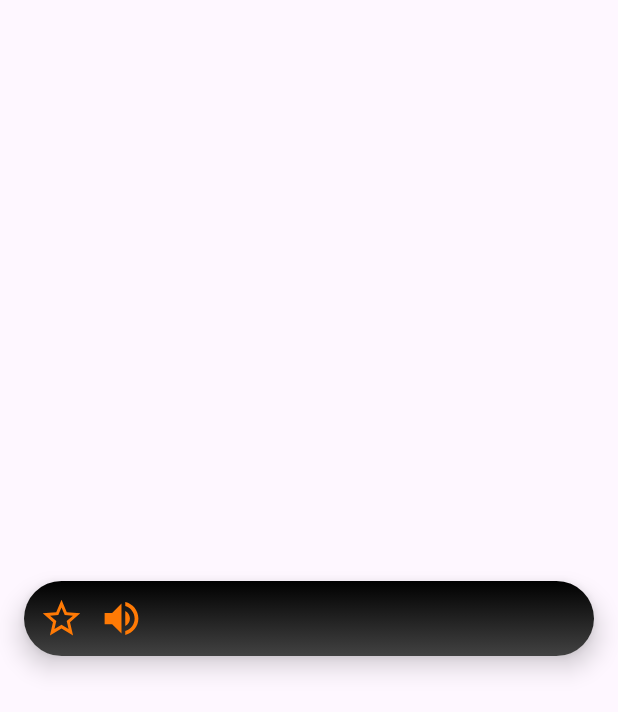
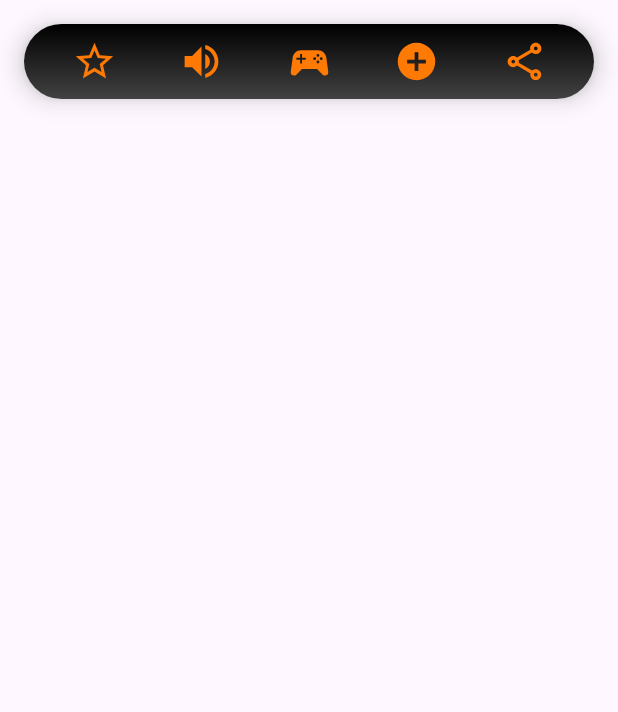
Before and after one commit to IsraelMerlyn/JuegoBotella, an Android app: the layout content_menu.xml on its own in the app's theme, with its tools: preview values and no code run, on a phone screen of 412 x 824 dp. Shown: the top 712 px of the screen. Run offline under Robolectric (Android 15) with nearby library versions, the phone set to English and light mode, and no system bars.

Commit message:
Tasks #0.0.11 Implementando IMG card menu p3

```diff
--- /dev/null
+++ b/app/src/main/res/drawable/ic_agregar_reto.xml
@@ -0,0 +1,8 @@
+<?xml version="1.0" encoding="utf-8"?>
+<vector xmlns:android="http://schemas.android.com/apk/res/android"
+    android:height="30dp"
+    android:width="30dp"
+    android:viewportWidth="24"
+    android:viewportHeight="24">
+    <path android:fillColor="@color/color_general" android:pathData="M17,13H13V17H11V13H7V11H11V7H13V11H17M12,2A10,10 0 0,0 2,12A10,10 0 0,0 12,22A10,10 0 0,0 22,12A10,10 0 0,0 12,2Z" />
+</vector>
--- /dev/null
+++ b/app/src/main/res/drawable/ic_compartir.xml
@@ -0,0 +1,8 @@
+<?xml version="1.0" encoding="utf-8"?>
+<vector xmlns:android="http://schemas.android.com/apk/res/android"
+    android:height="30dp"
+    android:width="30dp"
+    android:viewportWidth="24"
+    android:viewportHeight="24">
+    <path android:fillColor="@color/color_general" android:pathData="M18 16.08C17.24 16.08 16.56 16.38 16.04 16.85L8.91 12.7C8.96 12.47 9 12.24 9 12S8.96 11.53 8.91 11.3L15.96 7.19C16.5 7.69 17.21 8 18 8C19.66 8 21 6.66 21 5S19.66 2 18 2 15 3.34 15 5C15 5.24 15.04 5.47 15.09 5.7L8.04 9.81C7.5 9.31 6.79 9 6 9C4.34 9 3 10.34 3 12S4.34 15 6 15C6.79 15 7.5 14.69 8.04 14.19L15.16 18.34C15.11 18.55 15.08 18.77 15.08 19C15.08 20.61 16.39 21.91 18 21.91S20.92 20.61 20.92 19C20.92 17.39 19.61 16.08 18 16.08M18 4C18.55 4 19 4.45 19 5S18.55 6 18 6 17 5.55 17 5 17.45 4 18 4M6 13C5.45 13 5 12.55 5 12S5.45 11 6 11 7 11.45 7 12 6.55 13 6 13M18 20C17.45 20 17 19.55 17 19S17.45 18 18 18 19 18.45 19 19 18.55 20 18 20Z" />
+</vector>
--- /dev/null
+++ b/app/src/main/res/drawable/ic_no_volumen.xml
@@ -0,0 +1,9 @@
+<?xml version="1.0" encoding="utf-8"?>
+<?xml version="1.0" encoding="utf-8"?>
+<vector xmlns:android="http://schemas.android.com/apk/res/android"
+    android:height="30dp"
+    android:width="30dp"
+    android:viewportWidth="24"
+    android:viewportHeight="24">
+    <path android:fillColor="@color/color_general" android:pathData="M12,4L9.91,6.09L12,8.18M4.27,3L3,4.27L7.73,9H3V15H7L12,20V13.27L16.25,17.53C15.58,18.04 14.83,18.46 14,18.7V20.77C15.38,20.45 16.63,19.82 17.68,18.96L19.73,21L21,19.73L12,10.73M19,12C19,12.94 18.8,13.82 18.46,14.64L19.97,16.15C20.62,14.91 21,13.5 21,12C21,7.72 18,4.14 14,3.23V5.29C16.89,6.15 19,8.83 19,12M16.5,12C16.5,10.23 15.5,8.71 14,7.97V10.18L16.45,12.63C16.5,12.43 16.5,12.21 16.5,12Z" />
+</vector>
--- /dev/null
+++ b/app/src/main/res/drawable/ic_reglas.xml
@@ -0,0 +1,8 @@
+<?xml version="1.0" encoding="utf-8"?>
+<vector xmlns:android="http://schemas.android.com/apk/res/android"
+    android:height="30dp"
+    android:width="30dp"
+    android:viewportWidth="24"
+    android:viewportHeight="24">
+    <path android:fillColor="@color/color_general" android:pathData="M7.97,16L5,19C4.67,19.3 4.23,19.5 3.75,19.5A1.75,1.75 0 0,1 2,17.75V17.5L3,10.12C3.21,7.81 5.14,6 7.5,6H16.5C18.86,6 20.79,7.81 21,10.12L22,17.5V17.75A1.75,1.75 0 0,1 20.25,19.5C19.77,19.5 19.33,19.3 19,19L16.03,16H7.97M7,8V10H5V11H7V13H8V11H10V10H8V8H7M16.5,8A0.75,0.75 0 0,0 15.75,8.75A0.75,0.75 0 0,0 16.5,9.5A0.75,0.75 0 0,0 17.25,8.75A0.75,0.75 0 0,0 16.5,8M14.75,9.75A0.75,0.75 0 0,0 14,10.5A0.75,0.75 0 0,0 14.75,11.25A0.75,0.75 0 0,0 15.5,10.5A0.75,0.75 0 0,0 14.75,9.75M18.25,9.75A0.75,0.75 0 0,0 17.5,10.5A0.75,0.75 0 0,0 18.25,11.25A0.75,0.75 0 0,0 19,10.5A0.75,0.75 0 0,0 18.25,9.75M16.5,11.5A0.75,0.75 0 0,0 15.75,12.25A0.75,0.75 0 0,0 16.5,13A0.75,0.75 0 0,0 17.25,12.25A0.75,0.75 0 0,0 16.5,11.5Z" />
+</vector>
--- a/app/src/main/res/layout/content_menu.xml
+++ b/app/src/main/res/layout/content_menu.xml
@@ -2,7 +2,7 @@
 <androidx.constraintlayout.widget.ConstraintLayout xmlns:android="http://schemas.android.com/apk/res/android"
     xmlns:tools="http://schemas.android.com/tools"
     android:layout_width="match_parent"
-    android:layout_height="match_parent"
+    android:layout_height="wrap_content"
     xmlns:app="http://schemas.android.com/apk/res-auto"
 
     >
@@ -24,6 +24,7 @@
             android:layout_width="match_parent"
             android:layout_height="match_parent"
             android:background="@drawable/fondo_menu_degradado">
+            <!--imagen de LA ESTRELLA -->
 
             <ImageView
                 android:id="@+id/idImgEstrella"
@@ -36,6 +37,8 @@
                 app:layout_constraintStart_toStartOf="parent"
                 app:layout_constraintBottom_toBottomOf="parent"
                 />
+            <!--imagen del  VOLUMEN-->
+
             <ImageView
                 android:id="@+id/idImgVolumen"
                 android:layout_width="wrap_content"
@@ -43,10 +46,63 @@
                 android:layout_margin="10dp"
                 android:src="@drawable/ic_volumen"
                 app:layout_constraintTop_toTopOf="parent"
-                app:layout_constraintEnd_toStartOf="@+id/idImgRegla"
+                app:layout_constraintEnd_toStartOf="@+id/idImgReglas"
                 app:layout_constraintStart_toEndOf="@+id/idImgEstrella"
                 app:layout_constraintBottom_toBottomOf="parent"
                 />
+<!--imagen del NO VOLUMEN-->
+            <ImageView
+                android:id="@+id/idImgNoVolumen"
+                android:layout_width="wrap_content"
+                android:layout_height="match_parent"
+                android:layout_margin="10dp"
+                android:src="@drawable/ic_volumen"
+                app:layout_constraintTop_toTopOf="parent"
+                app:layout_constraintEnd_toStartOf="@+id/idImgReglas"
+                app:layout_constraintStart_toEndOf="@+id/idImgEstrella"
+                app:layout_constraintBottom_toBottomOf="parent"
+                android:visibility="gone"
+                />
+
+<!--            IMAGEN REGLAS DEL JUEGO-->
+
+            <ImageView
+                android:id="@+id/idImgReglas"
+                android:layout_width="wrap_content"
+                android:layout_height="match_parent"
+                android:layout_margin="10dp"
+                android:src="@drawable/ic_reglas"
+                app:layout_constraintTop_toTopOf="parent"
+                app:layout_constraintStart_toEndOf="@+id/idImgVolumen"
+                app:layout_constraintEnd_toStartOf="@+id/idImgAgregarReto"
+                app:layout_constraintBottom_toBottomOf="parent"
+
+
+                />
+            <ImageView
+                android:id="@+id/idImgAgregarReto"
+                android:layout_width="wrap_content"
+                android:layout_height="match_parent"
+                android:layout_margin="10dp"
+                android:src="@drawable/ic_agregar_reto"
+                app:layout_constraintTop_toTopOf="parent"
+                app:layout_constraintStart_toEndOf="@+id/idImgReglas"
+                app:layout_constraintEnd_toStartOf="@+id/idBtnCompartir"
+                app:layout_constraintBottom_toBottomOf="parent"
+                />
+
+            <ImageView
+                android:id="@+id/idBtnCompartir"
+                android:layout_width="wrap_content"
+                android:layout_height="match_parent"
+                android:layout_margin="10dp"
+                android:src="@drawable/ic_compartir"
+                app:layout_constraintTop_toTopOf="parent"
+                app:layout_constraintStart_toEndOf="@+id/idImgAgregarReto"
+                app:layout_constraintEnd_toEndOf="parent"
+                app:layout_constraintBottom_toBottomOf="parent"
+                />
+
 
 
 
```
